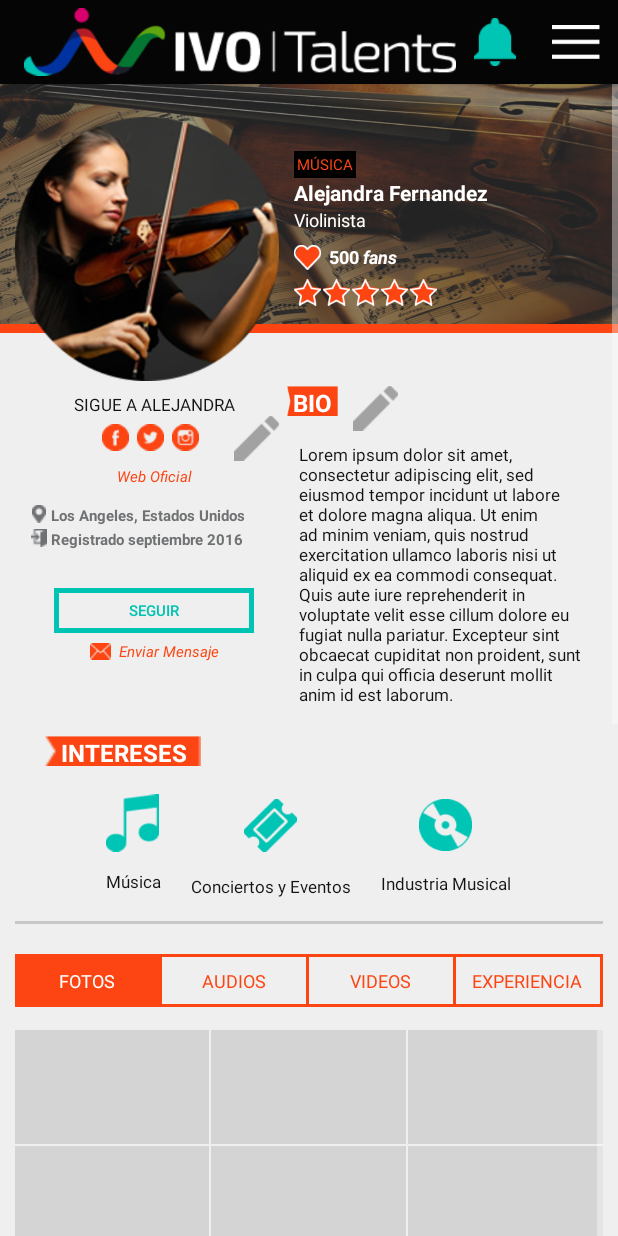
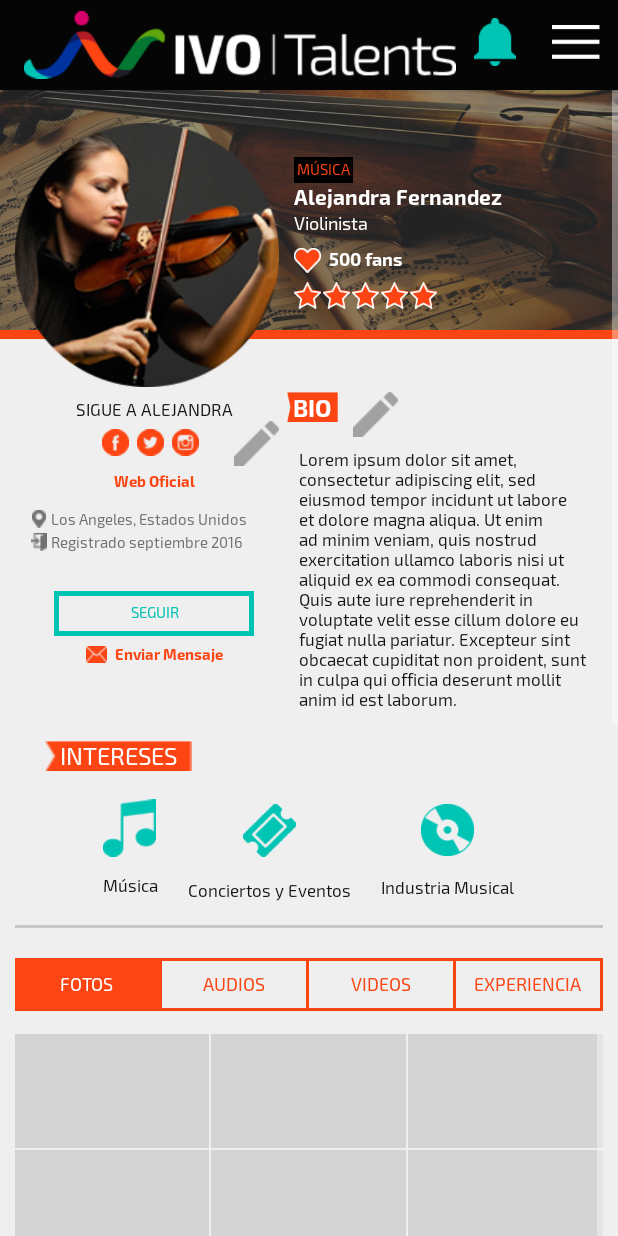
Before and after one commit to diiaz94/3dlink-ivotalents, an Android app: the ProfileArtist screen opened directly, with no data from a screen before it, on a phone screen of 412 x 824 dp. Run offline under Robolectric (Android 15) with nearby library versions, the phone set to English and light mode, and no system bars; libraries missing offline, so code that uses them is left out: com.facebook, com.facebook.appevents, com.facebook.login; Roboto replaces fonts that are not available here; 2 statements that could not run were skipped.

Commit message:
profile artist mode edit

```diff
--- a/app/src/main/java/com/threedlink/ivotalents/IvoTalentsApp.java
+++ b/app/src/main/java/com/threedlink/ivotalents/IvoTalentsApp.java
@@ -4,8 +4,14 @@ import android.app.Activity;
 import android.app.Application;
 import android.content.Intent;
 import android.graphics.Typeface;
+import android.text.Layout;
 import android.util.Log;
 import android.view.View;
+import android.widget.EditText;
+import android.widget.LinearLayout;
+import android.widget.RelativeLayout;
+import android.widget.ScrollView;
+import android.widget.TextView;
 
 import com.facebook.FacebookSdk;
 import com.facebook.appevents.AppEventsLogger;
@@ -114,4 +120,113 @@ public class IvoTalentsApp extends Application {
         return getResources().getIdentifier(resourceName, "id", getPackageName());
 
     }
+
+    public void setFontsOnRelative(RelativeLayout layout) {
+        for( int i = 0; i < layout.getChildCount(); i++ ) {
+            if (layout.getChildAt(i) instanceof TextView){
+                TextView textView= (TextView) layout.getChildAt(i);
+                if(textView.getTag()!=null){
+                    textView.setTypeface(getFontApply(textView.getTag().toString()));
+                }else{
+                    textView.setTypeface(getFont());
+                }
+            }else if(layout.getChildAt(i) instanceof EditText){
+                EditText editText= (EditText) layout.getChildAt(i);
+                if(editText.getTag()!=null){
+                    editText.setTypeface(getFontApply(editText.getTag().toString()));
+                }else{
+                    editText.setTypeface(getFont());
+                }
+            }else if(layout.getChildAt(i) instanceof LinearLayout){
+                LinearLayout linear= (LinearLayout) layout.getChildAt(i);
+                setFontsOnLinear(linear);
+            }else if(layout.getChildAt(i) instanceof RelativeLayout){
+                RelativeLayout relative= (RelativeLayout) layout.getChildAt(i);
+                setFontsOnRelative(relative);
+            }else if(layout.getChildAt(i) instanceof ScrollView){
+                ScrollView scroll= (ScrollView) layout.getChildAt(i);
+                setFontsOnScroll(scroll);
+            }
+        }
+
+    }
+    public void setFontsOnLinear(LinearLayout layout) {
+        for( int i = 0; i < layout.getChildCount(); i++ ) {
+            if (layout.getChildAt(i) instanceof TextView){
+                TextView textView= (TextView) layout.getChildAt(i);
+                if(textView.getTag()!=null){
+                    textView.setTypeface(getFontApply(textView.getTag().toString()));
+                }else{
+                    textView.setTypeface(getFont());
+                }
+            }else if(layout.getChildAt(i) instanceof EditText){
+                EditText editText= (EditText) layout.getChildAt(i);
+                if(editText.getTag()!=null){
+                    editText.setTypeface(getFontApply(editText.getTag().toString()));
+                }else{
+                    editText.setTypeface(getFont());
+                }
+            }else if(layout.getChildAt(i) instanceof LinearLayout){
+                LinearLayout linear= (LinearLayout) layout.getChildAt(i);
+                setFontsOnLinear(linear);
+            }else if(layout.getChildAt(i) instanceof RelativeLayout){
+                RelativeLayout relative= (RelativeLayout) layout.getChildAt(i);
+                setFontsOnRelative(relative);
+            }else if(layout.getChildAt(i) instanceof ScrollView){
+                ScrollView scroll= (ScrollView) layout.getChildAt(i);
+                setFontsOnScroll(scroll);
+            }
+        }
+    }
+    public void setFontsOnScroll(ScrollView layout) {
+        for( int i = 0; i < layout.getChildCount(); i++ ) {
+            if (layout.getChildAt(i) instanceof TextView){
+                TextView textView= (TextView) layout.getChildAt(i);
+                if(textView.getTag()!=null){
+                    textView.setTypeface(getFontApply(textView.getTag().toString()));
+                }else{
+                    textView.setTypeface(getFont());
+                }
+            }else if(layout.getChildAt(i) instanceof EditText){
+                EditText editText= (EditText) layout.getChildAt(i);
+                if(editText.getTag()!=null){
+                    editText.setTypeface(getFontApply(editText.getTag().toString()));
+                }else{
+                    editText.setTypeface(getFont());
+                }
+            }else if(layout.getChildAt(i) instanceof LinearLayout){
+                LinearLayout linear= (LinearLayout) layout.getChildAt(i);
+                setFontsOnLinear(linear);
+            }else if(layout.getChildAt(i) instanceof RelativeLayout){
+                RelativeLayout relative= (RelativeLayout) layout.getChildAt(i);
+                setFontsOnRelative(relative);
+            }else if(layout.getChildAt(i) instanceof ScrollView){
+                ScrollView scroll= (ScrollView) layout.getChildAt(i);
+                setFontsOnScroll(scroll);
+            }
+        }
+
+    }
+
+    public Typeface getFontApply(String tag){
+        if(tag.indexOf("normal")!=-1){
+            return getFont();
+        }
+        if(tag.indexOf("bold")!=-1){
+            return getFontBold();
+        }
+        if(tag.indexOf("semibold")!=-1){
+            return getFontSemiBold();
+        }
+        if(tag.indexOf("semibolditalic")!=-1) {
+            return getFontSemiBoldItalic();
+        }
+        if(tag.indexOf("light")!=-1) {
+            return getFontLight();
+        }
+
+        return getFont();
+
+    }
+
 }
--- a/app/src/main/res/layout/app_bar_main.xml
+++ b/app/src/main/res/layout/app_bar_main.xml
@@ -15,9 +15,10 @@
         <android.support.v7.widget.Toolbar
             android:id="@+id/toolbar"
             android:layout_width="match_parent"
-            android:layout_height="?attr/actionBarSize"
+            android:layout_height="60dp"
             app:popupTheme="@style/AppTheme.PopupOverlay"
-            android:background="#050505"/>
+            android:background="#050505"
+            />
 
     </android.support.design.widget.AppBarLayout>
 
--- a/app/src/main/res/layout/fragment_profile_artist.xml
+++ b/app/src/main/res/layout/fragment_profile_artist.xml
@@ -2,6 +2,7 @@
     xmlns:tools="http://schemas.android.com/tools"
     android:layout_width="match_parent"
     android:layout_height="match_parent"
+    xmlns:app="http://schemas.android.com/apk/res-auto"
     tools:context="com.threedlink.ivotalents.ProfileArtist"
     android:id="@+id/fragment_profile_artist">
 
@@ -112,7 +113,8 @@
                                         android:id="@+id/official_web"
                                         android:layout_gravity="center"
                                         android:layout_marginTop="10dp"
-                                        android:textStyle="italic"/>
+                                        android:textStyle="italic"
+                                        android:tag="semibolditalic"/>
                                 </LinearLayout>
                                 <LinearLayout
                                     android:layout_width="match_parent"
@@ -226,7 +228,8 @@
                                     android:textColor="@color/ivo_orange"
                                     android:id="@+id/sent_message"
                                     android:layout_gravity="center"
-                                    android:textStyle="italic"/>
+                                    android:textStyle="italic"
+                                    android:tag="semibolditalic"/>
                                 />
                             </LinearLayout>
                         </LinearLayout>
@@ -241,8 +244,8 @@
                                 android:layout_height="wrap_content"
                                 android:orientation="horizontal">
                                 <ImageView
-                                    android:layout_width="30dp"
-                                    android:layout_height="30dp"
+                                    android:layout_width="20dp"
+                                    android:layout_height="20dp"
                                     android:src="@drawable/fb_logo_orange"
                                     android:layout_gravity="center"/>
                                 <EditText
@@ -253,7 +256,8 @@
                                     android:hint="Facebook"
                                     android:textColorHint="@color/ivo_gray_dark"
                                     android:layout_marginLeft="15dp"
-                                    android:id="@+id/url_social_fb"/>
+                                    android:id="@+id/url_social_fb"
+                                    android:theme="@style/EditProfileArtist"/>
                             </LinearLayout>
                             <LinearLayout
                                 android:layout_width="match_parent"
@@ -272,7 +276,8 @@
                                     android:hint="Twitter"
                                     android:textColorHint="@color/ivo_gray_dark"
                                     android:layout_marginLeft="15dp"
-                                    android:id="@+id/url_social_tw"/>
+                                    android:id="@+id/url_social_tw"
+                                    android:theme="@style/EditProfileArtist"/>
                             </LinearLayout>
                             <LinearLayout
                                 android:layout_width="match_parent"
@@ -291,7 +296,8 @@
                                     android:hint="Instagram"
                                     android:textColorHint="@color/ivo_gray_dark"
                                     android:layout_marginLeft="15dp"
-                                    android:id="@+id/url_social_ig"/>
+                                    android:id="@+id/url_social_ig"
+                                    android:theme="@style/EditProfileArtist"/>
                             </LinearLayout>
                             <LinearLayout
                                 android:layout_width="match_parent"
@@ -299,9 +305,10 @@
                                 android:orientation="horizontal">
                                 <TextView
                                     android:layout_width="30dp"
-                                    android:layout_height="20dp"
+                                    android:layout_height="25dp"
                                     android:text="Web Oficial"
                                     android:textStyle="italic"
+                                    android:tag="semibolditalic"
                                     android:textSize="10sp"
                                     android:textColor="@color/ivo_orange"
                                     android:layout_gravity="center"
@@ -313,7 +320,8 @@
                                     android:textSize="14sp"
                                     android:hint="http://"
                                     android:textColorHint="@color/ivo_gray_dark"
-                                    android:layout_marginLeft="7dp"/>
+                                    android:layout_marginLeft="7dp"
+                                    android:theme="@style/EditProfileArtist"/>
                             </LinearLayout>
 
                             <ImageButton
@@ -348,7 +356,7 @@
                                     android:text="BIO"
                                     android:textSize="16sp"
                                     android:textColor="@color/white"
-                                    android:textStyle="bold"
+                                    android:tag="bold"
                                     android:gravity="center|center"/>
 
                             </LinearLayout>
@@ -384,6 +392,7 @@
                                 android:visibility="visible"
                                 android:id="@+id/text_bio"
                                 android:tag="normal"
+
                                 />
                             <EditText
                                 android:id="@+id/edit_bio"
@@ -391,7 +400,8 @@
                                 android:layout_height="match_parent"
                                 android:textSize="11sp"
                                 android:textColor="@color/ivo_black"
-                                android:visibility="gone"/>
+                                android:visibility="gone"
+                                android:theme="@style/EditProfileArtist"/>
                         </LinearLayout>
                     </LinearLayout>
 
@@ -1504,6 +1514,7 @@
                             android:text="Edad 24"
                             android:textSize="10sp"
                             android:textStyle="italic"
+                            android:tag="semibolditalic"
                             android:textColor="@color/ivo_gray_dark"
                             android:layout_marginTop="1dp"
                             android:layout_gravity="center"/>
@@ -2127,14 +2138,16 @@
                                     android:textStyle="bold"
                                     android:textSize="14sp"
                                     android:textColor="#ffffff"
-                                    android:id="@+id/artist_name"/>
+                                    android:id="@+id/artist_name"
+                                    android:tag="bold"/>
                                 <TextView android:layout_width="wrap_content"
                                     android:layout_height="wrap_content"
                                     android:text="Violinista"
                                     android:textStyle="normal"
                                     android:textSize="12sp"
                                     android:textColor="#ffffff"
-                                    android:id="@+id/artist_talent"/>
+                                    android:id="@+id/artist_talent"
+                                    android:tag="normal"/>
                                 <LinearLayout android:layout_width="match_parent"
                                     android:layout_height="wrap_content"
                                     android:orientation="horizontal"
@@ -2151,14 +2164,16 @@
                                             android:textSize="12sp"
                                             android:textColor="#ffffff"
                                             android:layout_marginLeft="5dp"
-                                            android:id="@+id/artist_count_fans"/>
+                                            android:id="@+id/artist_count_fans"
+                                            android:tag="bold"/>
                                         <TextView android:layout_width="wrap_content"
                                             android:layout_height="wrap_content"
                                             android:text="fans"
                                             android:textStyle="italic|bold"
                                             android:textSize="12sp"
                                             android:textColor="#ffffff"
-                                            android:id="@+id/text_fans"/>
+                                            android:id="@+id/text_fans"
+                                            android:tag="semibolditalic"/>
                                 </LinearLayout>
                                 <LinearLayout android:layout_width="match_parent"
                                     android:layout_height="wrap_content"
--- a/app/src/main/res/layout/fragment_profile_industry.xml
+++ b/app/src/main/res/layout/fragment_profile_industry.xml
@@ -2,7 +2,8 @@
     xmlns:tools="http://schemas.android.com/tools"
     android:layout_width="match_parent"
     android:layout_height="match_parent"
-    tools:context="com.threedlink.ivotalents.ProfileArtist">
+    tools:context="com.threedlink.ivotalents.ProfileArtist"
+    >
 
     <ScrollView
         android:id="@+id/parentScrollView"
--- a/app/src/main/res/values/styles.xml
+++ b/app/src/main/res/values/styles.xml
@@ -47,4 +47,13 @@
     <style name="TextAppearence.App.TextInputLayout" parent="@android:style/TextAppearance">
         <item name="android:textColor">@color/ivo_green</item>
     </style>
+    <style name="TextAppearence.App.TextInputLayoutArtist" parent="@android:style/TextAppearance">
+        <item name="android:textColor">@color/ivo_orange</item>
+    </style>
+    <style name="EditProfileArtist" parent="Widget.AppCompat.Light.AutoCompleteTextView">
+        <item name="android:colorFocusedHighlight">@color/ivo_orange</item>
+        <item name="android:textColorHintInverse">@color/ivo_orange</item>
+        <item name="colorControlNormal">@color/ivo_orange</item>
+        <item name="colorControlActivated">@color/ivo_orange</item>
+    </style>
 </resources>
```
Also changed, not shown: app/src/main/java/com/threedlink/ivotalents/ProfileArtist.java (+2 -20 lines).
